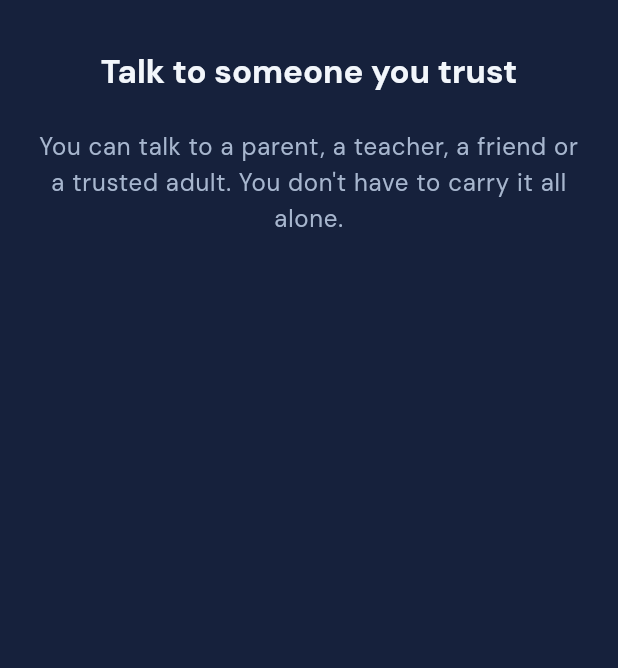
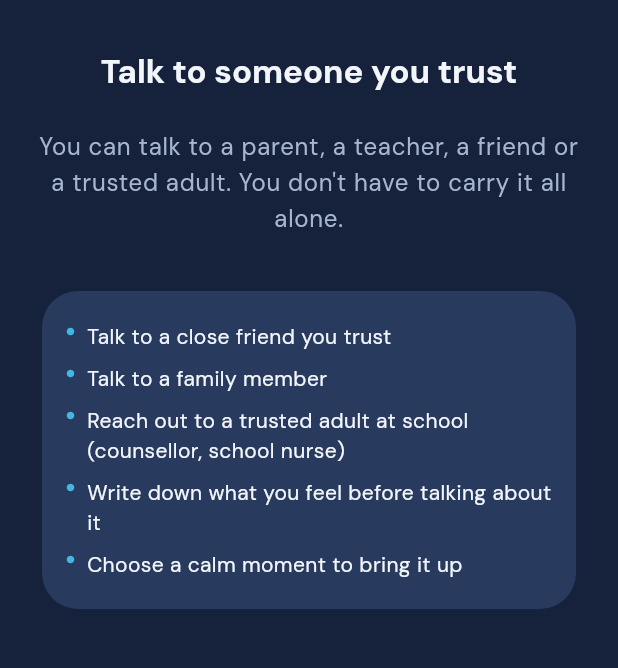
Before and after one commit to AlexandreMaillot/digiharmony, a Flutter app: the ConfiancePage screen opened directly, on a phone screen of 412 x 824 dp, the part 69-737 px from its top. Run offline on Flutter 3.47's test engine with Material 3 defaults, Android fonts, the phone set to English and light mode, and no system bars; our stand-ins replace bloc, bloc_concurrency, drift, equatable, flutter_animate, flutter_bloc and 1 more; accounts and stored records are empty; generated files the repository leaves out were written again; statements that could not run were skipped.

Commit message:
feat(soutien): exemple ligne d'écoute fr + fallback + ConfiancePage étoffée
- tableRessources: entrée 'fr' factice (cible 0000000000, libellé «exemple — à valider») pour rendre le bouton d'appel visible en preview
- BlocLigneEcoute: fallback 'fr' si locale courante absente, masquage uniquement si 'fr' aussi absent
- ConfiancePage: 5 pistes douces et génériques (i18n soutienConfiancePiste01–05, 8 ARB)
- Garde-fous recalibrés: liste noire vrais numéros (3114, 116111, 119…), exemple 0000000000 toléré explicitement
- Tests SO-VIEW-3/8, SO-RES-1/2/3, SO-CONF-1 mis à jour en cohérence

Co-Authored-By: Claude Sonnet 4.6 <noreply@anthropic.com>

```diff
--- a/apps/digiharmony_app/lib/l10n/arb/app_el.arb
+++ b/apps/digiharmony_app/lib/l10n/arb/app_el.arb
@@ -82,5 +82,10 @@
     "soutienAucuneRelance": "No reminders — at your own pace",
     "soutienConfianceTitre": "Talk to someone you trust",
     "soutienConfianceParagraphe": "You can talk to a parent, a teacher, a friend or a trusted adult. You don't have to carry it all alone.",
+    "soutienConfiancePiste01": "Talk to a close friend you trust",
+    "soutienConfiancePiste02": "Talk to a family member",
+    "soutienConfiancePiste03": "Reach out to a trusted adult at school (counsellor, school nurse)",
+    "soutienConfiancePiste04": "Write down what you feel before talking about it",
+    "soutienConfiancePiste05": "Choose a calm moment to bring it up",
     "soutienErreurLien": "Unable to open this link."
 }
--- a/apps/digiharmony_app/lib/l10n/arb/app_en.arb
+++ b/apps/digiharmony_app/lib/l10n/arb/app_en.arb
@@ -380,6 +380,26 @@
     "@soutienConfianceParagraphe": {
         "description": "ConfiancePage — paragraph (gentle guidance, no form, no data). TODO validation partenaires"
     },
+    "soutienConfiancePiste01": "Talk to a close friend you trust",
+    "@soutienConfiancePiste01": {
+        "description": "ConfiancePage — gentle suggestion 1. TODO validation partenaires"
+    },
+    "soutienConfiancePiste02": "Talk to a family member",
+    "@soutienConfiancePiste02": {
+        "description": "ConfiancePage — gentle suggestion 2. TODO validation partenaires"
+    },
+    "soutienConfiancePiste03": "Reach out to a trusted adult at school (counsellor, school nurse)",
+    "@soutienConfiancePiste03": {
+        "description": "ConfiancePage — gentle suggestion 3. TODO validation partenaires"
+    },
+    "soutienConfiancePiste04": "Write down what you feel before talking about it",
+    "@soutienConfiancePiste04": {
+        "description": "ConfiancePage — gentle suggestion 4. TODO validation partenaires"
+    },
+    "soutienConfiancePiste05": "Choose a calm moment to bring it up",
+    "@soutienConfiancePiste05": {
+        "description": "ConfiancePage — gentle suggestion 5. TODO validation partenaires"
+    },
     "soutienErreurLien": "Unable to open this link.",
     "@soutienErreurLien": {
         "description": "Error snackbar when url_launcher fails to open a helpline resource."
--- a/apps/digiharmony_app/lib/l10n/arb/app_es.arb
+++ b/apps/digiharmony_app/lib/l10n/arb/app_es.arb
@@ -82,5 +82,10 @@
     "soutienAucuneRelance": "No reminders — at your own pace",
     "soutienConfianceTitre": "Talk to someone you trust",
     "soutienConfianceParagraphe": "You can talk to a parent, a teacher, a friend or a trusted adult. You don't have to carry it all alone.",
+    "soutienConfiancePiste01": "Talk to a close friend you trust",
+    "soutienConfiancePiste02": "Talk to a family member",
+    "soutienConfiancePiste03": "Reach out to a trusted adult at school (counsellor, school nurse)",
+    "soutienConfiancePiste04": "Write down what you feel before talking about it",
+    "soutienConfiancePiste05": "Choose a calm moment to bring it up",
     "soutienErreurLien": "Unable to open this link."
 }
--- a/apps/digiharmony_app/lib/l10n/arb/app_fr.arb
+++ b/apps/digiharmony_app/lib/l10n/arb/app_fr.arb
@@ -84,5 +84,10 @@
     "soutienAucuneRelance": "Aucune relance — à ton rythme",
     "soutienConfianceTitre": "Parler à quelqu'un de confiance",
     "soutienConfianceParagraphe": "Tu peux en parler à un parent, un·e prof, un·e ami·e ou un adulte en qui tu as confiance. Tu n'as pas à tout porter seul·e.",
+    "soutienConfiancePiste01": "Parler à un·e ami·e proche en qui tu as confiance",
+    "soutienConfiancePiste02": "En parler à un membre de ta famille",
+    "soutienConfiancePiste03": "Contacter un adulte de confiance à l'école (CPE, infirmier·ère)",
+    "soutienConfiancePiste04": "Écrire ce que tu ressens avant d'en parler",
+    "soutienConfiancePiste05": "Choisir un moment calme pour aborder le sujet",
     "soutienErreurLien": "Impossible d'ouvrir ce lien."
 }
--- a/apps/digiharmony_app/lib/l10n/arb/app_it.arb
+++ b/apps/digiharmony_app/lib/l10n/arb/app_it.arb
@@ -82,5 +82,10 @@
     "soutienAucuneRelance": "No reminders — at your own pace",
     "soutienConfianceTitre": "Talk to someone you trust",
     "soutienConfianceParagraphe": "You can talk to a parent, a teacher, a friend or a trusted adult. You don't have to carry it all alone.",
+    "soutienConfiancePiste01": "Talk to a close friend you trust",
+    "soutienConfiancePiste02": "Talk to a family member",
+    "soutienConfiancePiste03": "Reach out to a trusted adult at school (counsellor, school nurse)",
+    "soutienConfiancePiste04": "Write down what you feel before talking about it",
+    "soutienConfiancePiste05": "Choose a calm moment to bring it up",
     "soutienErreurLien": "Unable to open this link."
 }
--- a/apps/digiharmony_app/lib/l10n/arb/app_mk.arb
+++ b/apps/digiharmony_app/lib/l10n/arb/app_mk.arb
@@ -82,5 +82,10 @@
     "soutienAucuneRelance": "No reminders — at your own pace",
     "soutienConfianceTitre": "Talk to someone you trust",
     "soutienConfianceParagraphe": "You can talk to a parent, a teacher, a friend or a trusted adult. You don't have to carry it all alone.",
+    "soutienConfiancePiste01": "Talk to a close friend you trust",
+    "soutienConfiancePiste02": "Talk to a family member",
+    "soutienConfiancePiste03": "Reach out to a trusted adult at school (counsellor, school nurse)",
+    "soutienConfiancePiste04": "Write down what you feel before talking about it",
+    "soutienConfiancePiste05": "Choose a calm moment to bring it up",
     "soutienErreurLien": "Unable to open this link."
 }
--- a/apps/digiharmony_app/lib/l10n/arb/app_ro.arb
+++ b/apps/digiharmony_app/lib/l10n/arb/app_ro.arb
@@ -82,5 +82,10 @@
     "soutienAucuneRelance": "No reminders — at your own pace",
     "soutienConfianceTitre": "Talk to someone you trust",
     "soutienConfianceParagraphe": "You can talk to a parent, a teacher, a friend or a trusted adult. You don't have to carry it all alone.",
+    "soutienConfiancePiste01": "Talk to a close friend you trust",
+    "soutienConfiancePiste02": "Talk to a family member",
+    "soutienConfiancePiste03": "Reach out to a trusted adult at school (counsellor, school nurse)",
+    "soutienConfiancePiste04": "Write down what you feel before talking about it",
+    "soutienConfiancePiste05": "Choose a calm moment to bring it up",
     "soutienErreurLien": "Unable to open this link."
 }
--- a/apps/digiharmony_app/lib/l10n/arb/app_tr.arb
+++ b/apps/digiharmony_app/lib/l10n/arb/app_tr.arb
@@ -82,5 +82,10 @@
     "soutienAucuneRelance": "No reminders — at your own pace",
     "soutienConfianceTitre": "Talk to someone you trust",
     "soutienConfianceParagraphe": "You can talk to a parent, a teacher, a friend or a trusted adult. You don't have to carry it all alone.",
+    "soutienConfiancePiste01": "Talk to a close friend you trust",
+    "soutienConfiancePiste02": "Talk to a family member",
+    "soutienConfiancePiste03": "Reach out to a trusted adult at school (counsellor, school nurse)",
+    "soutienConfiancePiste04": "Write down what you feel before talking about it",
+    "soutienConfiancePiste05": "Choose a calm moment to bring it up",
     "soutienErreurLien": "Unable to open this link."
 }
--- a/apps/digiharmony_app/lib/pages/soutien/confiance/confiance_page.dart
+++ b/apps/digiharmony_app/lib/pages/soutien/confiance/confiance_page.dart
@@ -5,7 +5,7 @@ import 'package:flutter/material.dart';
 /// Ecran de confiance — pistes bienveillantes locales.
 ///
 /// Accessible uniquement via le CTA primaire de SoutienView.
-/// Aucun formulaire, aucun reseau, aucune collecte.
+/// Aucun formulaire, aucun reseau, aucune collecte, aucun numero.
 /// Textes placeholders a valider par les partenaires (public mineur, Erasmus+).
 /// Retour = pop. (DEC-SO-006)
 class ConfiancePage extends StatelessWidget {
@@ -15,6 +15,14 @@ class ConfiancePage extends StatelessWidget {
   @override
   Widget build(BuildContext context) {
     final l10n = context.l10n;
+
+    final pistes = [
+      l10n.soutienConfiancePiste01,
+      l10n.soutienConfiancePiste02,
+      l10n.soutienConfiancePiste03,
+      l10n.soutienConfiancePiste04,
+      l10n.soutienConfiancePiste05,
+    ];
 
     return Scaffold(
       backgroundColor: AppColors.backgroundDeep,
@@ -62,6 +70,55 @@ class ConfiancePage extends StatelessWidget {
                 textAlign: TextAlign.center,
               ),
               const SizedBox(height: AppSpacing.xl),
+              Card(
+                color: AppColors.surface,
+                shape: const RoundedRectangleBorder(
+                  borderRadius: AppRadii.cardRadius,
+                ),
+                child: Padding(
+                  padding: const EdgeInsets.all(AppSpacing.md),
+                  child: Column(
+                    crossAxisAlignment: CrossAxisAlignment.start,
+                    children: pistes
+                        .map(
+                          (piste) => Padding(
+                            padding: const EdgeInsets.symmetric(
+                              vertical: AppSpacing.xs,
+                            ),
+                            child: Row(
+                              crossAxisAlignment: CrossAxisAlignment.start,
+                              children: [
+                                const Padding(
+                                  padding: EdgeInsets.only(
+                                    top: 4,
+                                    right: AppSpacing.sm,
+                                  ),
+                                  child: Icon(
+                                    Icons.circle,
+                                    size: 6,
+                                    color: AppColors.primary,
+                                  ),
+                                ),
+                                Expanded(
+                                  child: Text(
+                                    piste,
+                                    style:
+                                        Theme.of(
+                                          context,
+                                        ).textTheme.bodyMedium?.copyWith(
+                                          color: AppColors.text,
+                                        ),
+                                  ),
+                                ),
+                              ],
+                            ),
+                          ),
+                        )
+                        .toList(),
+                  ),
+                ),
+              ),
+              const SizedBox(height: AppSpacing.xl),
             ],
           ),
         ),
```
Also changed, not shown: apps/digiharmony_app/lib/pages/soutien/modeles/ressource_ligne_ecoute.dart (+24 -6 lines), apps/digiharmony_app/lib/pages/soutien/widgets/bloc_ligne_ecoute.dart (+6 -3 lines), 3 other files.
